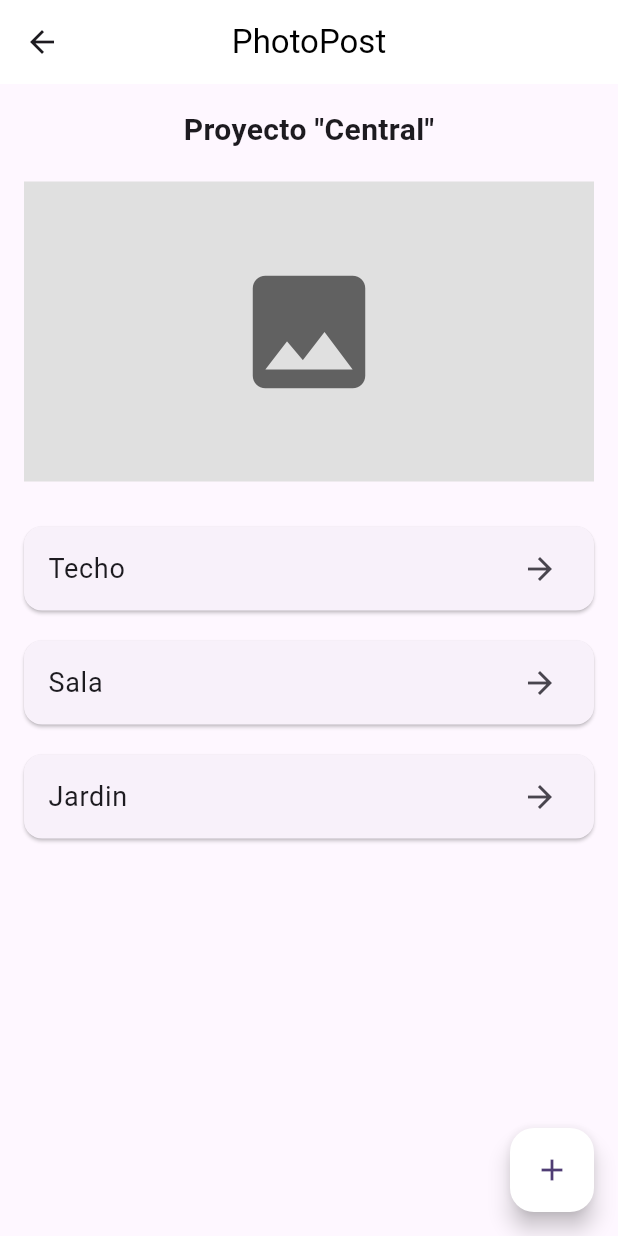
After one commit to EndlessGG/PhotoPost, a Flutter app: the screen it shows after launch, after a tap on "Nombre proyecto", on a phone screen of 412 x 824 dp. The commit adds this screen. Run offline on Flutter 3.47's test engine with Material 3 defaults, Android fonts, the phone set to English and light mode, and no system bars.

Commit message:
Se agrego el project_view, la navegacion ya esta casi al 100, en home puedes navegar al project, del project al canvas

```diff
--- a/frontend/lib/view/home/home.dart
+++ b/frontend/lib/view/home/home.dart
@@ -1,5 +1,6 @@
 import 'package:flutter/material.dart';
 import '../new_project/new_project.dart';
+import '../project_view/project_view.dart'; // Asegúrate de importar tu archivo de ProjectView
 
 class HomeView extends StatelessWidget {
   @override
@@ -58,8 +59,8 @@ class HomeView extends StatelessWidget {
             Expanded(
               child: ListView(
                 children: [
-                  _buildProjectCard('Nombre proyecto'),
-                  _buildProjectCard('Nombre proyecto2'),
+                  _buildProjectCard(context, 'Nombre proyecto'),
+                  _buildProjectCard(context, 'Nombre proyecto2'),
                 ],
               ),
             ),
@@ -82,9 +83,20 @@ class HomeView extends StatelessWidget {
     );
   }
 
-  Widget _buildProjectCard(String projectName) {
+  Widget _buildProjectCard(BuildContext context, String projectName) {
     return Card(
       margin: EdgeInsets.symmetric(vertical: 10),
+      child: InkWell(
+        // Utilizamos InkWell para agregar la capacidad de hacer clic en la tarjeta
+        onTap: () {
+          // Navegar a la vista del proyecto
+          Navigator.push(
+            context,
+            MaterialPageRoute(
+                builder: (context) =>
+                    ProjectView()), // Navegación a ProjectView
+          );
+        },
         child: Padding(
           padding: const EdgeInsets.all(16.0),
           child: Column(
@@ -108,6 +120,7 @@ class HomeView extends StatelessWidget {
             ],
           ),
         ),
+      ),
     );
   }
 }
--- /dev/null
+++ b/frontend/lib/view/project_view/project_view.dart
@@ -0,0 +1,77 @@
+import 'package:flutter/material.dart';
+import '../canvas/canvas.dart'; // Import the Canvas view
+
+class ProjectView extends StatelessWidget {
+  @override
+  Widget build(BuildContext context) {
+    return Scaffold(
+      appBar: AppBar(
+        title: Text('PhotoPost', style: TextStyle(color: Colors.black)),
+        backgroundColor: Colors.white,
+        centerTitle: true,
+        elevation: 0, // No shadow
+      ),
+      body: Padding(
+        padding: const EdgeInsets.all(16.0),
+        child: Column(
+          crossAxisAlignment: CrossAxisAlignment.center,
+          children: [
+            // Project name
+            Text(
+              'Proyecto "Central"',
+              style: TextStyle(fontSize: 20, fontWeight: FontWeight.bold),
+            ),
+            SizedBox(height: 20),
+            // Image placeholder
+            Container(
+              height: 200,
+              width: double.infinity,
+              color: Colors.grey[300], // Placeholder color
+              child: Center(
+                child: Icon(Icons.image, size: 100, color: Colors.grey[700]),
+              ),
+            ),
+            SizedBox(height: 20),
+            // List of rooms
+            Expanded(
+              child: ListView(
+                children: [
+                  _buildRoomItem(context, 'Techo'),
+                  _buildRoomItem(context, 'Sala'),
+                  _buildRoomItem(context, 'Jardin'),
+                ],
+              ),
+            ),
+          ],
+        ),
+      ),
+      // Floating action button
+      floatingActionButton: FloatingActionButton(
+        onPressed: () {
+          // Handle add new room
+        },
+        child: Icon(Icons.add),
+        backgroundColor: Colors.white,
+      ),
+    );
+  }
+
+  // Method to build room items and navigate to Canvas
+  Widget _buildRoomItem(BuildContext context, String roomName) {
+    return Card(
+      margin: EdgeInsets.symmetric(vertical: 10),
+      child: ListTile(
+        title: Text(roomName, style: TextStyle(fontSize: 18)),
+        trailing: Icon(Icons.arrow_forward),
+        onTap: () {
+          // Navigate to Canvas view when a room is selected
+          Navigator.push(
+            context,
+            MaterialPageRoute(
+                builder: (context) => Canvas()), // Navigate to Canvas
+          );
+        },
+      ),
+    );
+  }
+}
```
Lines whose indentation alone changed are shown as unchanged.
